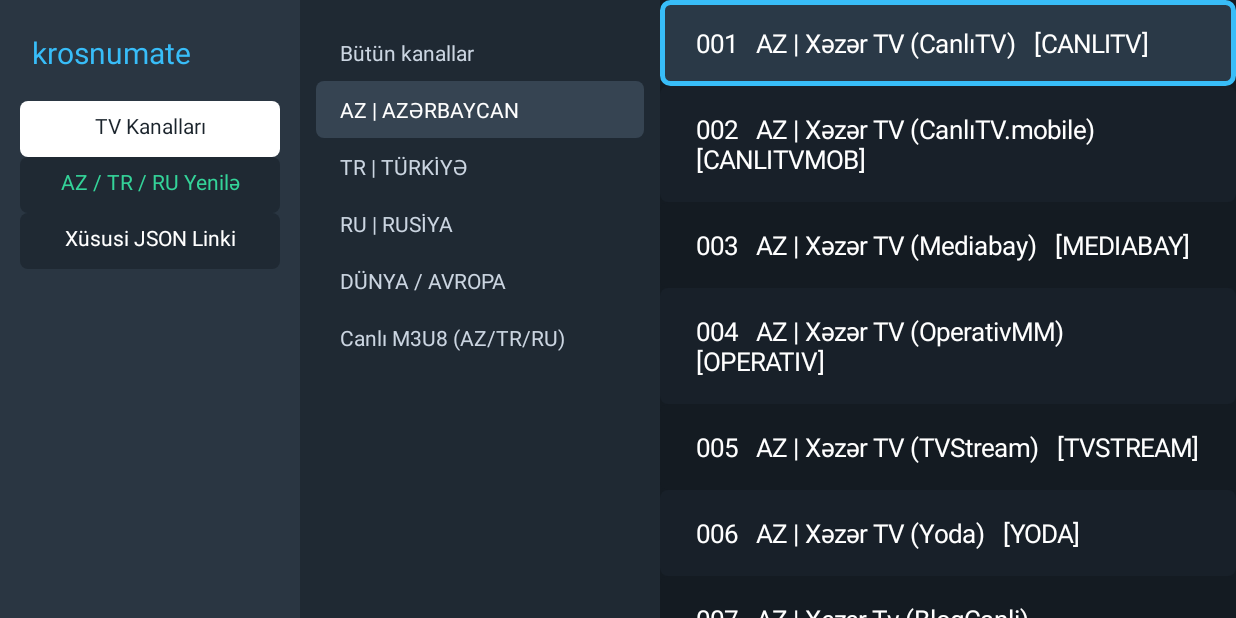
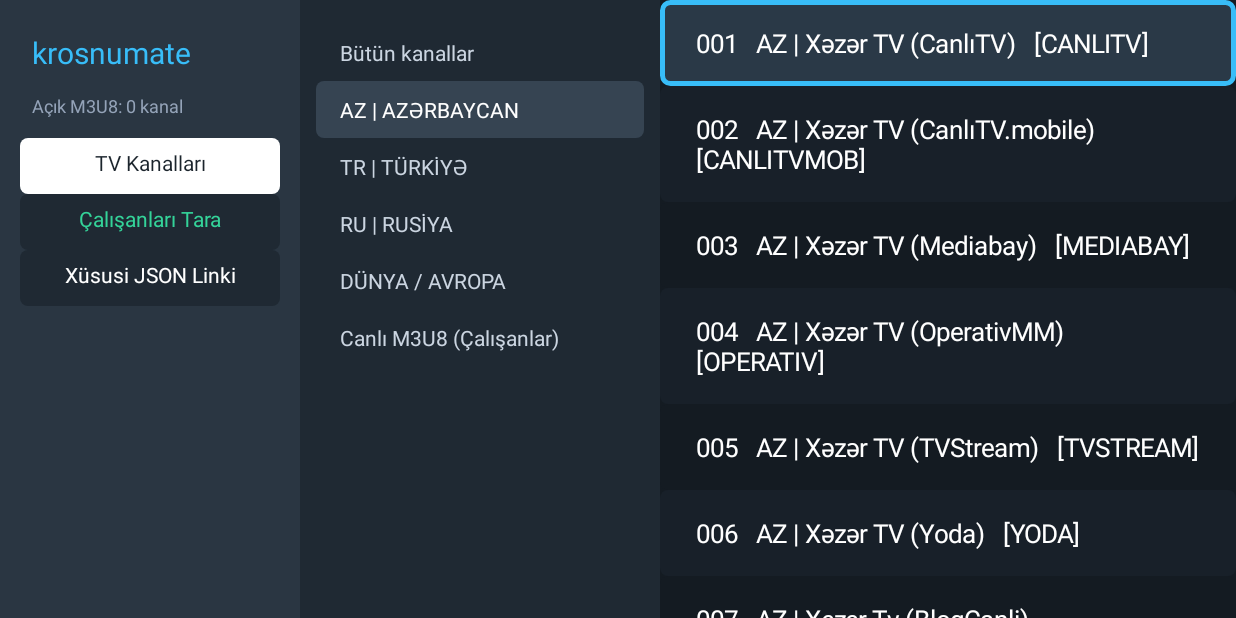
Before and after one commit to Modddern4789/KrosnuMate2, an Android app: the screen it shows after launch (MainActivity), on a phone screen of 824 x 412 dp (held sideways). Run offline under Robolectric (Android 15) with nearby library versions, the phone set to English and light mode, and no system bars.

Commit message:
Update MainActivity.kt

```diff
--- a/app/src/main/java/com/krosnu/mate/MainActivity.kt
+++ b/app/src/main/java/com/krosnu/mate/MainActivity.kt
@@ -18,8 +18,14 @@ import androidx.recyclerview.widget.LinearLayoutManager
 import androidx.recyclerview.widget.RecyclerView
 import kotlinx.coroutines.CoroutineScope
 import kotlinx.coroutines.Dispatchers
+import kotlinx.coroutines.async
+import kotlinx.coroutines.awaitAll
 import kotlinx.coroutines.launch
+import kotlinx.coroutines.sync.Semaphore
+import kotlinx.coroutines.sync.withPermit
 import kotlinx.coroutines.withContext
+import java.net.HttpURLConnection
+import java.net.URL
 
 class MainActivity : Activity() {
 
@@ -27,6 +33,7 @@ class MainActivity : Activity() {
     private var activeGroup = "AZ"
     private lateinit var channelRecycler: RecyclerView
     private lateinit var groupContainer: LinearLayout
+    private lateinit var statusBanner: TextView
 
     private val groups = listOf(
         "ALL" to "Bütün kanallar",
@@ -34,7 +41,7 @@ class MainActivity : Activity() {
         "TR" to "TR | TÜRKİYƏ",
         "RU" to "RU | RUSİYA",
         "INT" to "DÜNYA / AVROPA",
-        "M3U8" to "Canlı M3U8 (AZ/TR/RU)"
+        "M3U8" to "Canlı M3U8 (Çalışanlar)"
     )
 
     override fun onCreate(savedInstanceState: Bundle?) {
@@ -55,7 +62,13 @@ class MainActivity : Activity() {
                 text = "krosnumate"
                 textSize = 20f
                 setTextColor(Color.parseColor("#38BDF8"))
-                setPadding(12, 0, 12, 28)
+                setPadding(12, 0, 12, 20)
+            }
+            statusBanner = TextView(this).apply {
+                text = "Hazır"
+                textSize = 12f
+                setTextColor(Color.parseColor("#94A3B8"))
+                setPadding(12, 0, 12, 20)
             }
             val btnTv = Button(this).apply {
                 text = "TV Kanalları"
@@ -66,12 +79,12 @@ class MainActivity : Activity() {
                 setOnClickListener { activeGroup = "AZ"; renderGroups(); refreshList() }
             }
             val btnRefreshM3u = Button(this).apply {
-                text = "AZ / TR / RU Yenilə"
+                text = "Çalışanları Tara"
                 isFocusable = true
                 isFocusableInTouchMode = true
                 background = createTvFocusDrawable(Color.parseColor("#1F2933"), Color.parseColor("#38BDF8"))
                 setTextColor(Color.parseColor("#34D399"))
-                setOnClickListener { loadLiveM3uPlaylists() }
+                setOnClickListener { loadAndVerifyLivePlaylists() }
             }
             val btnSync = Button(this).apply {
                 text = "Xüsusi JSON Linki"
@@ -82,6 +95,7 @@ class MainActivity : Activity() {
                 setOnClickListener { openRemoteSyncDialog() }
             }
             navRail.addView(logo)
+            navRail.addView(statusBanner)
             navRail.addView(btnTv)
             navRail.addView(btnRefreshM3u)
             navRail.addView(btnSync)
@@ -107,7 +121,7 @@ class MainActivity : Activity() {
 
             renderGroups()
             refreshList()
-            loadLiveM3uPlaylists()
+            loadAndVerifyLivePlaylists()
             channelRecycler.requestFocus()
         } catch (e: Throwable) {
             val errTv = TextView(this).apply {
@@ -120,26 +134,59 @@ class MainActivity : Activity() {
         }
     }
 
-    private fun loadLiveM3uPlaylists() {
+    private fun isStreamReachable(urlStr: String): Boolean {
+        return try {
+            val conn = (URL(urlStr).openConnection() as HttpURLConnection).apply {
+                requestMethod = "GET"
+                connectTimeout = 2800
+                readTimeout = 2800
+                instanceFollowRedirects = true
+                setRequestProperty("User-Agent", "Mozilla/5.0 (Linux; Android 13)")
+            }
+            val code = conn.responseCode
+            val content = if (code in 200..299) {
+                conn.inputStream.bufferedReader().use { it.readText().take(250) }
+            } else ""
+            conn.disconnect()
+            code in 200..299 && (content.contains("#EXTM3U") || content.isNotBlank())
+        } catch (_: Exception) {
+            false
+        }
+    }
+
+    private fun loadAndVerifyLivePlaylists() {
+        statusBanner.text = "Canlı kanallar taranıyor..."
         CoroutineScope(Dispatchers.IO).launch {
             val az = ChannelRepository.fetchM3UChannels(ChannelRepository.M3U_AZ, "AZ")
             val tr = ChannelRepository.fetchM3UChannels(ChannelRepository.M3U_TR, "TR")
             val ru = ChannelRepository.fetchM3UChannels(ChannelRepository.M3U_RU, "RU")
-            val combined = az + tr + ru
-            if (combined.isNotEmpty()) {
+
+            val candidates = (az + tr + ru).filter {
+                !it.name.contains("Geo-blocked", ignoreCase = true)
+            }
+
+            val sem = Semaphore(12)
+            val workingM3u = candidates.map { ch ->
+                async {
+                    sem.withPermit {
+                        if (isStreamReachable(ch.url)) ch else null
+                    }
+                }
+            }.awaitAll().filterNotNull()
+
             withContext(Dispatchers.Main) {
                 val merged = ChannelRepository.sortGroupedByChannel(
-                        combined + ChannelRepository.getDefaultChannels()
+                    workingM3u + ChannelRepository.getDefaultChannels()
                 )
                 allChannels.clear()
                 allChannels.addAll(merged)
                 refreshList()
+                statusBanner.text = "Açık M3U8: ${workingM3u.size} kanal"
                 Toast.makeText(
                     this@MainActivity,
-                        "Canlı M3U8: AZ(${az.size}) TR(${tr.size}) RU(${ru.size})",
+                    "Sadece çalışanlar eklendi: ${workingM3u.size} M3U8 + yedekler",
                     Toast.LENGTH_SHORT
                 ).show()
-                }
             }
         }
     }
```
Lines whose indentation alone changed are shown as unchanged.
